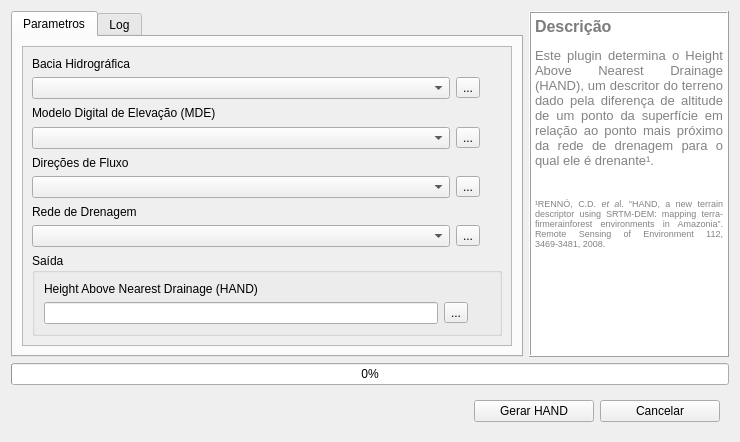
Qt form hand_module_dialog_base.ui (J1Vitor/hand_module) before a commit.
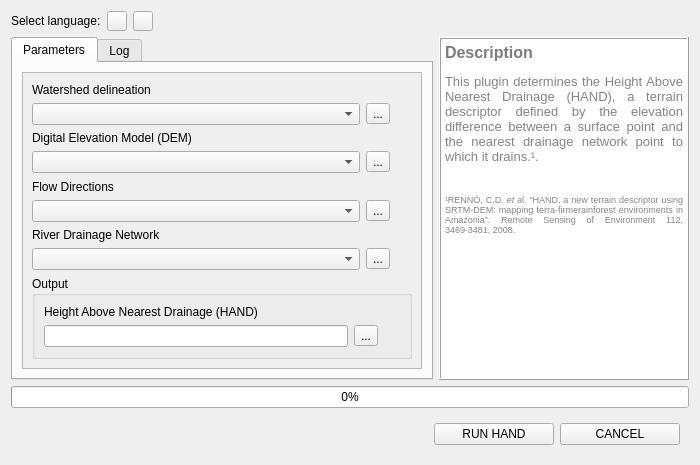
The same form after that commit. Icons and pictures are not drawn. Custom widgets are drawn as their Qt base class.

Diff of the .ui file:
```diff
--- a/hand_module_dialog_base.ui
+++ b/hand_module_dialog_base.ui
@@ -6,15 +6,138 @@
    <rect>
     <x>0</x>
     <y>0</y>
-    <width>740</width>
-    <height>442</height>
+    <width>700</width>
+    <height>465</height>
    </rect>
   </property>
   <property name="windowTitle">
    <string>HAND Plugin</string>
   </property>
-  <layout class="QGridLayout" name="gridLayout_5">
-   <item row="0" column="0">
+  <layout class="QGridLayout" name="gridLayout">
+   <item row="1" column="1">
+    <widget class="QTextEdit" name="textEdit">
+     <property name="maximumSize">
+      <size>
+       <width>250</width>
+       <height>16777215</height>
+      </size>
+     </property>
+     <property name="tabletTracking">
+      <bool>true</bool>
+     </property>
+     <property name="acceptDrops">
+      <bool>true</bool>
+     </property>
+     <property name="autoFillBackground">
+      <bool>true</bool>
+     </property>
+     <property name="frameShape">
+      <enum>QFrame::Box</enum>
+     </property>
+     <property name="frameShadow">
+      <enum>QFrame::Raised</enum>
+     </property>
+     <property name="tabChangesFocus">
+      <bool>false</bool>
+     </property>
+     <property name="readOnly">
+      <bool>true</bool>
+     </property>
+     <property name="html">
+      <string>&lt;!DOCTYPE HTML PUBLIC &quot;-//W3C//DTD HTML 4.0//EN&quot; &quot;http://www.w3.org/TR/REC-html40/strict.dtd&quot;&gt;
+&lt;html&gt;&lt;head&gt;&lt;meta name=&quot;qrichtext&quot; content=&quot;1&quot; /&gt;&lt;style type=&quot;text/css&quot;&gt;
+p, li { white-space: pre-wrap; }
+&lt;/style&gt;&lt;/head&gt;&lt;body style=&quot; font-family:'MS Shell Dlg 2'; font-size:8.25pt; font-weight:400; font-style:normal;&quot;&gt;
+&lt;p align=&quot;justify&quot; style=&quot; margin-top:0px; margin-bottom:0px; margin-left:0px; margin-right:0px; -qt-block-indent:0; text-indent:0px;&quot;&gt;&lt;span style=&quot; font-size:12pt; font-weight:600; color:#7c7c7c;&quot;&gt;Description&lt;br /&gt;&lt;/span&gt;&lt;/p&gt;
+&lt;p align=&quot;justify&quot; style=&quot; margin-top:0px; margin-bottom:0px; margin-left:0px; margin-right:0px; -qt-block-indent:0; text-indent:0px;&quot;&gt;&lt;span style=&quot; font-size:10pt; color:#838383;&quot;&gt;This plugin determines the Height Above Nearest Drainage (HAND), a terrain descriptor defined by the elevation difference between a surface point and the nearest drainage network point to which it drains.¹.&lt;/span&gt;&lt;/p&gt;
+&lt;p align=&quot;justify&quot; style=&quot;-qt-paragraph-type:empty; margin-top:0px; margin-bottom:0px; margin-left:0px; margin-right:0px; -qt-block-indent:0; text-indent:0px; font-size:10pt; color:#838383;&quot;&gt;&lt;br /&gt;&lt;/p&gt;
+&lt;p align=&quot;justify&quot; style=&quot;-qt-paragraph-type:empty; margin-top:0px; margin-bottom:0px; margin-left:0px; margin-right:0px; -qt-block-indent:0; text-indent:0px; font-size:10pt; color:#838383;&quot;&gt;&lt;br /&gt;&lt;/p&gt;
+&lt;p align=&quot;justify&quot; style=&quot; margin-top:0px; margin-bottom:0px; margin-left:0px; margin-right:0px; -qt-block-indent:0; text-indent:0px;&quot;&gt;&lt;span style=&quot; font-size:7pt; color:#838383;&quot;&gt;¹RENNÓ, C.D.&lt;/span&gt;&lt;span style=&quot; font-size:7pt; font-style:italic; color:#838383;&quot;&gt; et a&lt;/span&gt;&lt;span style=&quot; font-size:7pt; color:#838383;&quot;&gt;l. “HAND, a new terrain descriptor using SRTM-DEM: mapping terra-firmerainforest environments in Amazonia”. Remote Sensing of Environment 112, 3469-3481, 2008.&lt;/span&gt;&lt;/p&gt;&lt;/body&gt;&lt;/html&gt;</string>
+     </property>
+     <property name="overwriteMode">
+      <bool>false</bool>
+     </property>
+    </widget>
+   </item>
+   <item row="3" column="0" colspan="2">
+    <widget class="QFrame" name="frame">
+     <property name="frameShape">
+      <enum>QFrame::NoFrame</enum>
+     </property>
+     <property name="frameShadow">
+      <enum>QFrame::Raised</enum>
+     </property>
+     <layout class="QHBoxLayout" name="horizontalLayout_6">
+      <item>
+       <spacer name="horizontalSpacer">
+        <property name="orientation">
+         <enum>Qt::Horizontal</enum>
+        </property>
+        <property name="sizeHint" stdset="0">
+         <size>
+          <width>40</width>
+          <height>20</height>
+         </size>
+        </property>
+       </spacer>
+      </item>
+      <item>
+       <widget class="QPushButton" name="btn_hand">
+        <property name="minimumSize">
+         <size>
+          <width>120</width>
+          <height>0</height>
+         </size>
+        </property>
+        <property name="maximumSize">
+         <size>
+          <width>120</width>
+          <height>40</height>
+         </size>
+        </property>
+        <property name="layoutDirection">
+         <enum>Qt::LeftToRight</enum>
+        </property>
+        <property name="text">
+         <string>RUN HAND</string>
+        </property>
+        <property name="autoDefault">
+         <bool>false</bool>
+        </property>
+       </widget>
+      </item>
+      <item>
+       <widget class="QPushButton" name="btn_cancel">
+        <property name="minimumSize">
+         <size>
+          <width>120</width>
+          <height>0</height>
+         </size>
+        </property>
+        <property name="maximumSize">
+         <size>
+          <width>120</width>
+          <height>40</height>
+         </size>
+        </property>
+        <property name="text">
+         <string>CANCEL</string>
+        </property>
+        <property name="autoDefault">
+         <bool>false</bool>
+        </property>
+        <property name="default">
+         <bool>false</bool>
+        </property>
+        <property name="flat">
+         <bool>false</bool>
+        </property>
+       </widget>
+      </item>
+     </layout>
+    </widget>
+   </item>
+   <item row="1" column="0">
     <widget class="QTabWidget" name="tabWidget">
      <property name="tabPosition">
       <enum>QTabWidget::North</enum>
@@ -27,7 +150,7 @@
      </property>
      <widget class="QWidget" name="pg_parameters">
       <attribute name="title">
-       <string>Parametros</string>
+       <string>Parameters</string>
       </attribute>
       <layout class="QGridLayout" name="gridLayout_2">
        <item row="0" column="0" colspan="2">
@@ -40,8 +163,8 @@
            <rect>
             <x>0</x>
             <y>0</y>
-            <width>490</width>
-            <height>304</height>
+            <width>400</width>
+            <height>299</height>
            </rect>
           </property>
           <layout class="QGridLayout" name="gridLayout_4">
@@ -50,7 +173,7 @@
              <item>
               <widget class="QLabel" name="label_2">
                <property name="text">
-                <string>Modelo Digital de Elevação (MDE)</string>
+                <string>Digital Elevation Model (DEM)</string>
                </property>
               </widget>
              </item>
@@ -112,7 +235,7 @@
              <item>
               <widget class="QLabel" name="label_3">
                <property name="text">
-                <string>Direções de Fluxo</string>
+                <string>Flow Directions</string>
                </property>
               </widget>
              </item>
@@ -174,7 +297,7 @@
              <item>
               <widget class="QLabel" name="label_5">
                <property name="text">
-                <string>Rede de Drenagem</string>
+                <string>River Drainage Network</string>
                </property>
               </widget>
              </item>
@@ -236,7 +359,7 @@
              <item>
               <widget class="QLabel" name="label">
                <property name="text">
-                <string>Bacia Hidrográfica</string>
+                <string>Watershed delineation</string>
                </property>
               </widget>
              </item>
@@ -296,7 +419,7 @@
            <item row="4" column="0">
             <widget class="QGroupBox" name="groupBox">
              <property name="title">
-              <string>Saída</string>
+              <string>Output</string>
              </property>
              <layout class="QGridLayout" name="gridLayout_6">
               <item row="0" column="0">
@@ -401,135 +524,82 @@
      </widget>
     </widget>
    </item>
-   <item row="0" column="1">
-    <widget class="QTextEdit" name="textEdit">
-     <property name="maximumSize">
-      <size>
-       <width>200</width>
-       <height>16777215</height>
-      </size>
-     </property>
-     <property name="tabletTracking">
-      <bool>true</bool>
-     </property>
-     <property name="acceptDrops">
-      <bool>true</bool>
-     </property>
-     <property name="autoFillBackground">
-      <bool>true</bool>
-     </property>
-     <property name="frameShape">
-      <enum>QFrame::Box</enum>
-     </property>
-     <property name="frameShadow">
-      <enum>QFrame::Raised</enum>
-     </property>
-     <property name="tabChangesFocus">
-      <bool>false</bool>
-     </property>
-     <property name="readOnly">
-      <bool>true</bool>
-     </property>
-     <property name="html">
-      <string>&lt;!DOCTYPE HTML PUBLIC &quot;-//W3C//DTD HTML 4.0//EN&quot; &quot;http://www.w3.org/TR/REC-html40/strict.dtd&quot;&gt;
-&lt;html&gt;&lt;head&gt;&lt;meta name=&quot;qrichtext&quot; content=&quot;1&quot; /&gt;&lt;style type=&quot;text/css&quot;&gt;
-p, li { white-space: pre-wrap; }
-&lt;/style&gt;&lt;/head&gt;&lt;body style=&quot; font-family:'MS Shell Dlg 2'; font-size:8.25pt; font-weight:400; font-style:normal;&quot;&gt;
-&lt;p align=&quot;justify&quot; style=&quot; margin-top:0px; margin-bottom:0px; margin-left:0px; margin-right:0px; -qt-block-indent:0; text-indent:0px;&quot;&gt;&lt;span style=&quot; font-size:12pt; font-weight:600; color:#7c7c7c;&quot;&gt;Descrição&lt;br /&gt;&lt;/span&gt;&lt;/p&gt;
-&lt;p align=&quot;justify&quot; style=&quot; margin-top:0px; margin-bottom:0px; margin-left:0px; margin-right:0px; -qt-block-indent:0; text-indent:0px;&quot;&gt;&lt;span style=&quot; font-size:10pt; color:#838383;&quot;&gt;Este plugin determina o Height Above Nearest Drainage (HAND), um descritor do terreno dado pela diferença de altitude de um ponto da superfície em relação ao ponto mais próximo da rede de drenagem para o qual ele é drenante¹.&lt;/span&gt;&lt;/p&gt;
-&lt;p align=&quot;justify&quot; style=&quot;-qt-paragraph-type:empty; margin-top:0px; margin-bottom:0px; margin-left:0px; margin-right:0px; -qt-block-indent:0; text-indent:0px; font-size:10pt; color:#838383;&quot;&gt;&lt;br /&gt;&lt;/p&gt;
-&lt;p align=&quot;justify&quot; style=&quot;-qt-paragraph-type:empty; margin-top:0px; margin-bottom:0px; margin-left:0px; margin-right:0px; -qt-block-indent:0; text-indent:0px; font-size:10pt; color:#838383;&quot;&gt;&lt;br /&gt;&lt;/p&gt;
-&lt;p align=&quot;justify&quot; style=&quot; margin-top:0px; margin-bottom:0px; margin-left:0px; margin-right:0px; -qt-block-indent:0; text-indent:0px;&quot;&gt;&lt;span style=&quot; font-size:7pt; color:#838383;&quot;&gt;¹RENNÓ, C.D.&lt;/span&gt;&lt;span style=&quot; font-size:7pt; font-style:italic; color:#838383;&quot;&gt; et a&lt;/span&gt;&lt;span style=&quot; font-size:7pt; color:#838383;&quot;&gt;l. “HAND, a new terrain descriptor using SRTM-DEM: mapping terra-firmerainforest environments in Amazonia”. Remote Sensing of Environment 112, 3469-3481, 2008.&lt;/span&gt;&lt;/p&gt;&lt;/body&gt;&lt;/html&gt;</string>
-     </property>
-     <property name="overwriteMode">
-      <bool>false</bool>
-     </property>
-    </widget>
-   </item>
-   <item row="1" column="0" colspan="2">
+   <item row="2" column="0" colspan="2">
     <widget class="QProgressBar" name="progressBar">
      <property name="value">
       <number>0</number>
      </property>
     </widget>
    </item>
-   <item row="2" column="0" colspan="2">
-    <widget class="QFrame" name="frame">
-     <property name="frameShape">
-      <enum>QFrame::NoFrame</enum>
-     </property>
-     <property name="frameShadow">
-      <enum>QFrame::Raised</enum>
-     </property>
-     <layout class="QGridLayout" name="gridLayout">
-      <item row="0" column="1">
-       <widget class="QPushButton" name="btn_hand">
-        <property name="minimumSize">
-         <size>
-          <width>120</width>
-          <height>0</height>
-         </size>
-        </property>
-        <property name="maximumSize">
-         <size>
-          <width>120</width>
-          <height>40</height>
-         </size>
-        </property>
-        <property name="layoutDirection">
-         <enum>Qt::LeftToRight</enum>
-        </property>
-        <property name="text">
-         <string>Gerar HAND</string>
-        </property>
-        <property name="autoDefault">
-         <bool>false</bool>
-        </property>
-       </widget>
-      </item>
-      <item row="0" column="2">
-       <widget class="QPushButton" name="btn_cancel">
-        <property name="minimumSize">
-         <size>
-          <width>120</width>
-          <height>0</height>
-         </size>
-        </property>
-        <property name="maximumSize">
-         <size>
-          <width>120</width>
-          <height>40</height>
-         </size>
-        </property>
-        <property name="text">
-         <string>Cancelar</string>
-        </property>
-        <property name="autoDefault">
-         <bool>false</bool>
-        </property>
-        <property name="default">
-         <bool>false</bool>
-        </property>
-        <property name="flat">
-         <bool>false</bool>
-        </property>
-       </widget>
-      </item>
-      <item row="0" column="0">
-       <spacer name="horizontalSpacer">
-        <property name="orientation">
-         <enum>Qt::Horizontal</enum>
-        </property>
-        <property name="sizeHint" stdset="0">
-         <size>
-          <width>40</width>
-          <height>20</height>
-         </size>
-        </property>
-       </spacer>
-      </item>
-     </layout>
-    </widget>
+   <item row="0" column="0">
+    <layout class="QHBoxLayout" name="horizontalLayout_7">
+     <item>
+      <widget class="QLabel" name="label_6">
+       <property name="text">
+        <string>Select language:</string>
+       </property>
+      </widget>
+     </item>
+     <item>
+      <widget class="QPushButton" name="btn_eng">
+       <property name="maximumSize">
+        <size>
+         <width>20</width>
+         <height>20</height>
+        </size>
+       </property>
+       <property name="focusPolicy">
+        <enum>Qt::NoFocus</enum>
+       </property>
+       <property name="toolTip">
+        <string>&lt;html&gt;&lt;head/&gt;&lt;body&gt;&lt;p&gt;English&lt;/p&gt;&lt;/body&gt;&lt;/html&gt;</string>
+       </property>
+       <property name="text">
+        <string/>
+       </property>
+       <property name="icon">
+        <iconset>
+         <normaloff>:/plugins/hand_module/usa_flag.png</normaloff>:/plugins/hand_module/usa_flag.png</iconset>
+       </property>
+      </widget>
+     </item>
+     <item>
+      <widget class="QPushButton" name="btn_ptbr">
+       <property name="maximumSize">
+        <size>
+         <width>20</width>
+         <height>20</height>
+        </size>
+       </property>
+       <property name="focusPolicy">
+        <enum>Qt::NoFocus</enum>
+       </property>
+       <property name="toolTip">
+        <string>&lt;html&gt;&lt;head/&gt;&lt;body&gt;&lt;p&gt;Português&lt;/p&gt;&lt;/body&gt;&lt;/html&gt;</string>
+       </property>
+       <property name="text">
+        <string/>
+       </property>
+       <property name="icon">
+        <iconset>
+         <normaloff>:/plugins/hand_module/br_flag.png</normaloff>:/plugins/hand_module/br_flag.png</iconset>
+       </property>
+      </widget>
+     </item>
+     <item>
+      <spacer name="horizontalSpacer_2">
+       <property name="orientation">
+        <enum>Qt::Horizontal</enum>
+       </property>
+       <property name="sizeHint" stdset="0">
+        <size>
+         <width>40</width>
+         <height>20</height>
+        </size>
+       </property>
+      </spacer>
+     </item>
+    </layout>
    </item>
   </layout>
  </widget>
```
Left out of the diff: 10 changed lines with no effect on the pictures.
